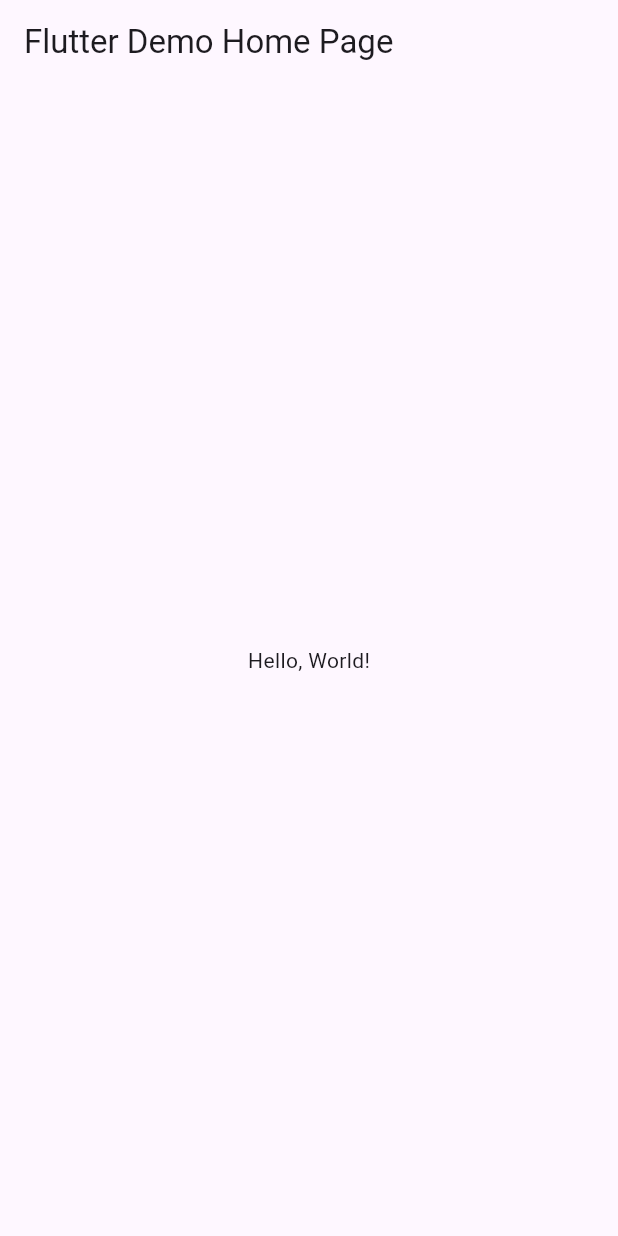
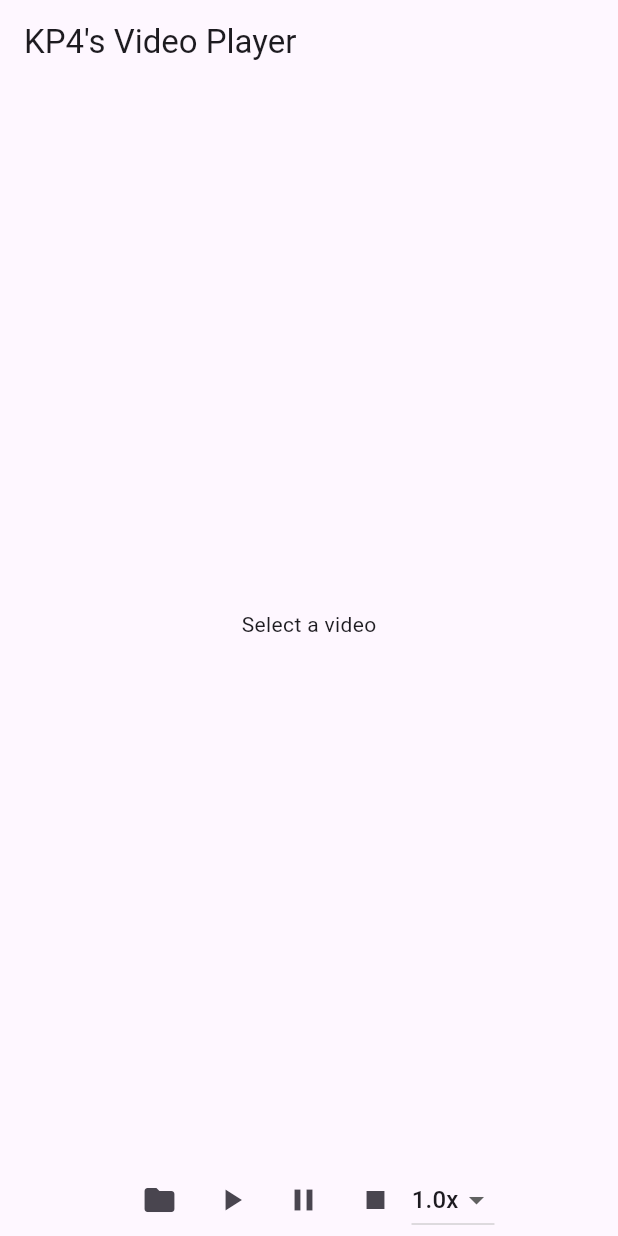
Before and after one commit to kp00004/KP4s_VLC_Player, a Flutter app: the screen it shows after launch, on a phone screen of 412 x 824 dp. Run offline on Flutter 3.47's test engine with Material 3 defaults, Android fonts, the phone set to English and light mode, and no system bars; our stand-ins replace file_picker, video_player.

Commit message:
Update main.dart

```diff
--- a/lib/main.dart
+++ b/lib/main.dart
@@ -1,43 +1,105 @@
 import 'package:flutter/material.dart';
+import 'package:video_player/video_player.dart';
+import 'package:file_picker/file_picker.dart';
 
-void main() => runApp(MyApp());
+void main() => runApp(KPapp());
 
-class MyApp extends StatelessWidget {
-  const MyApp({super.key});
-  // This widget is the root of your application.
+class KPapp extends StatelessWidget {
+  //statelessWidget = changesless parts of the screen
   @override
   Widget build(BuildContext context) {
+    //Widget build(BuildContext context)=> common way to use render UI
     return MaterialApp(
-      // Application name
-      title: 'Flutter Hello World',
-      // Application theme data, you can set the colors for the application as
-      // you want
-      theme: ThemeData(
-        // useMaterial3: false,
-        primarySwatch: Colors.blue,
-      ),
-      // A widget which will be started on application startup
-      home: MyHomePage(title: 'Flutter Demo Home Page'),
+      //MaterialApp(controls the flow ig) => home(mainsceen) =>scffold (has many usful things like app bar)
+      home: VideoPlayArea(),
     );
   }
 }
 
-class MyHomePage extends StatelessWidget {
-  final String title;
-  const MyHomePage({super.key, required this.title});
+class VideoPlayArea extends StatefulWidget {
+  //statefulwidget = dynamic part of the screen which changes
+  //Videoplayarea = the middle area
+  @override
+  obj createState() => obj(); //like creating an object
+}
+
+class obj extends State<VideoPlayArea> {
+  //like creating method
+
+  VideoPlayerController? controller; //function from module = varaible
+  double videospeed = 1.0; // Default speed
+
+  Future<void> AskVideoFile() async {
+    FilePickerResult? result =
+        await FilePicker.platform.pickFiles(type: FileType.video);
+    if (result != null && result.files.single.path != null) {
+      //null error
+      controller?.dispose();
+      controller = VideoPlayerController.network(
+          result.files.single.path!) //mount the video to the variable
+        ..initialize().then((_) {
+          setState(() {});
+          controller!.play();
+        });
+    }
+  }
 
   @override
   Widget build(BuildContext context) {
     return Scaffold(
-      appBar: AppBar(
-        // The title text which will be shown on the action bar
-        title: Text(title),
-      ),
-      body: Center(
-        child: Text(
-          'Hello, World!',
-        ),
+      appBar: AppBar(title: Text("KP4's Video Player")),
+      body: Column(
+        children: [
+          Expanded(
+            child: controller == null || !controller!.value.isInitialized
+                ? Center(child: Text("Select a video"))
+                : AspectRatio(
+                    aspectRatio: controller!.value.aspectRatio,
+                    child: VideoPlayer(controller!),
+                  ),
+          ),
+          Row(
+            mainAxisAlignment: MainAxisAlignment.center,
+            children: [
+              IconButton(icon: Icon(Icons.folder), onPressed: AskVideoFile),
+              IconButton(
+                  icon: Icon(Icons.play_arrow),
+                  onPressed: () => controller?.play()),
+              IconButton(
+                  icon: Icon(Icons.pause),
+                  onPressed: () => controller?.pause()),
+              IconButton(
+                  icon: Icon(Icons.stop),
+                  onPressed: () {
+                    controller?.pause();
+                    controller?.seekTo(Duration.zero);
+                  }),
+              DropdownButton<double>(
+                  value: videospeed,
+                  items: [0.5, 1.0, 1.5, 2.0]
+                      .map((speed) => DropdownMenuItem(
+                            value: speed,
+                            child: Text("${speed}x"),
+                          ))
+                      .toList(),
+                  onChanged: (speed) {
+                    if (speed != null) {
+                      setState(() {
+                        videospeed = speed;
+                        controller?.setPlaybackSpeed(speed);
+                      });
+                    }
+                  }),
+            ],
+          ),
+        ],
       ),
     );
   }
+
+  @override
+  void dispose() {
+    controller?.dispose();
+    super.dispose();
+  }
 }
```
